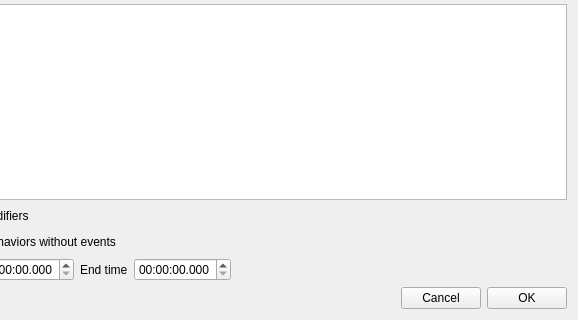
The window that param_panel.ui (olivierfriard/BORIS) describes before a commit, drawn with Qt 5; both pictures show x 92 to 670 and y 306 to 626 of the 670 by 626 pixel window.
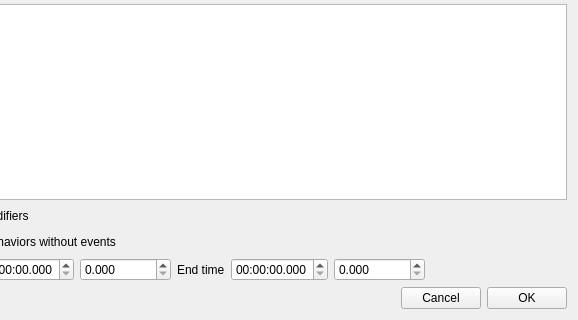
The same window after the commit.

Commit message: observation window switched to horizontal layout

The edit to the form file:
```diff
--- a/param_panel.ui
+++ b/param_panel.ui
@@ -116,6 +116,16 @@
          </property>
         </widget>
        </item>
+       <item>
+        <widget class="QDoubleSpinBox" name="dsbStartTime">
+         <property name="decimals">
+          <number>3</number>
+         </property>
+         <property name="maximum">
+          <double>1000000.000000000000000</double>
+         </property>
+        </widget>
+       </item>
        <item>
         <widget class="QLabel" name="lbEndTime">
          <property name="text">
@@ -130,6 +140,16 @@
          </property>
         </widget>
        </item>
+       <item>
+        <widget class="QDoubleSpinBox" name="dsbEndTime">
+         <property name="decimals">
+          <number>3</number>
+         </property>
+         <property name="maximum">
+          <double>1000000.000000000000000</double>
+         </property>
+        </widget>
+       </item>
        <item>
         <spacer name="horizontalSpacer_2">
          <property name="orientation">
```
The commit also changes 5 other files.
